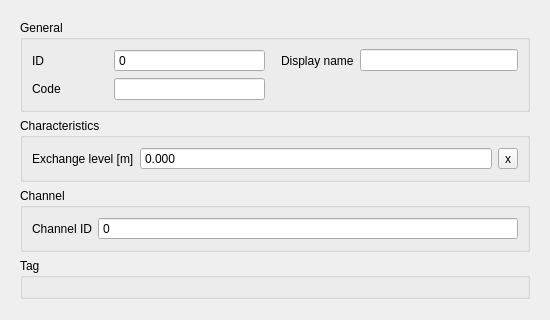
Old version of the form threedi_schematisation_editor/forms/ui/exchange_line.ui in the repository nens/threedi-schematisation-editor; both pictures show x 0 to 550 and y 0 to 320 of the 550 by 550 pixel window.
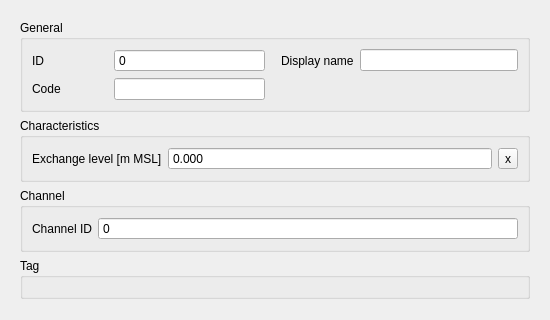
New version of the form.

Diff of the .ui file:
```diff
--- a/threedi_schematisation_editor/forms/ui/exchange_line.ui
+++ b/threedi_schematisation_editor/forms/ui/exchange_line.ui
@@ -239,7 +239,7 @@
              <locale language="English" country="UnitedStates"/>
             </property>
             <property name="text">
-             <string>Exchange level [m]</string>
+             <string>Exchange level [m MSL]</string>
             </property>
             <property name="alignment">
              <set>Qt::AlignLeading|Qt::AlignLeft|Qt::AlignVCenter</set>
```
